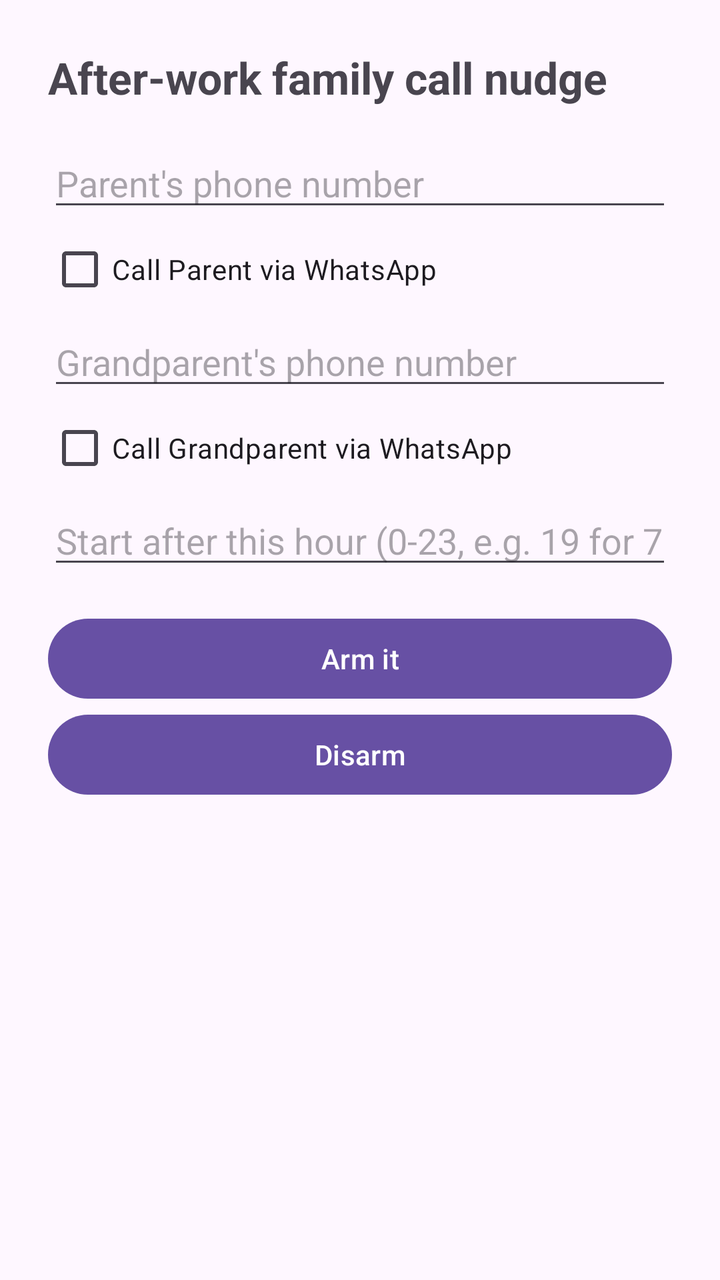
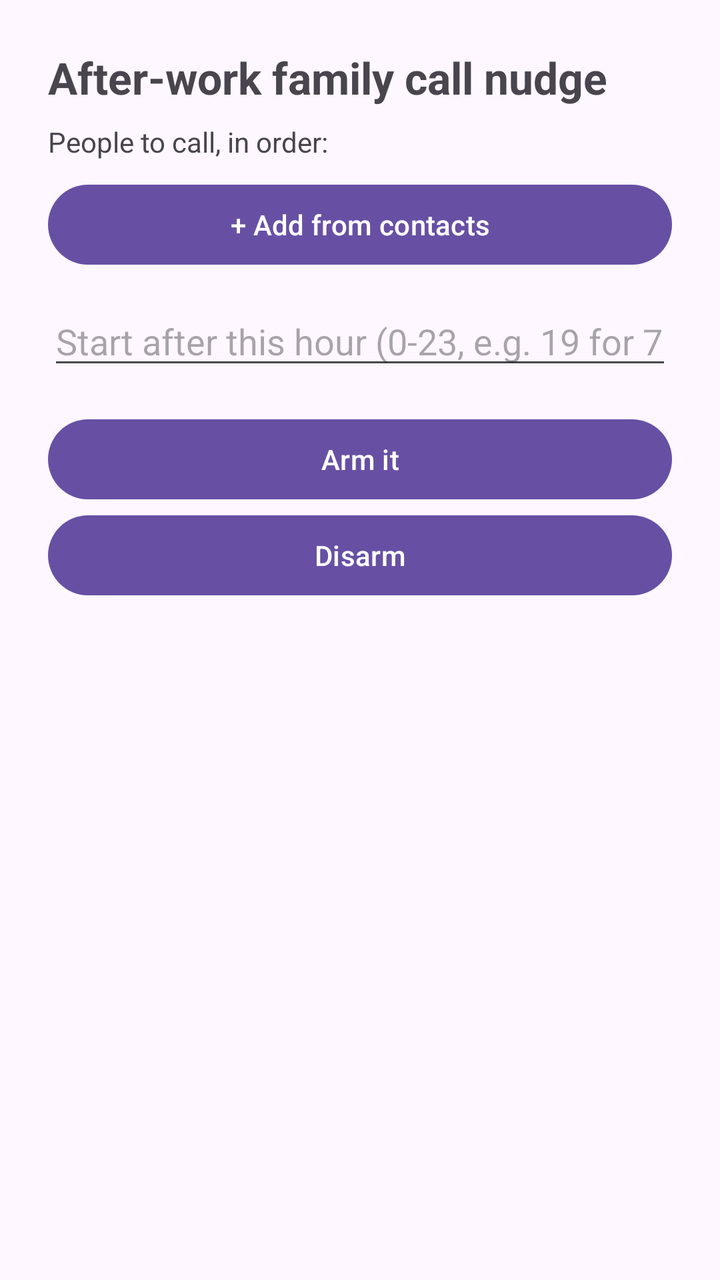

The first picture is an Android layout as it rendered before a commit; the second is the same layout after the commit. The layout source and the unified diff follow.
<!-- AndroidManifest.xml: application theme Theme.Material3.DayNight -->
<!-- res/layout/activity_main.xml -->
<?xml version="1.0" encoding="utf-8"?>
<LinearLayout xmlns:android="http://schemas.android.com/apk/res/android"
    android:layout_width="match_parent"
    android:layout_height="match_parent"
    android:orientation="vertical"
    android:padding="24dp">

    <TextView
        android:layout_width="wrap_content"
        android:layout_height="wrap_content"
        android:text="After-work family call nudge"
        android:textSize="22sp"
        android:textStyle="bold"
        android:paddingBottom="16dp" />

    <EditText
        android:id="@+id/parentNum"
        android:layout_width="match_parent"
        android:layout_height="wrap_content"
        android:hint="Parent's phone number"
        android:inputType="phone" />

    <CheckBox
        android:id="@+id/parentWA"
        android:layout_width="wrap_content"
        android:layout_height="wrap_content"
        android:text="Call Parent via WhatsApp" />

    <EditText
        android:id="@+id/grandNum"
        android:layout_width="match_parent"
        android:layout_height="wrap_content"
        android:hint="Grandparent's phone number"
        android:inputType="phone" />

    <CheckBox
        android:id="@+id/grandWA"
        android:layout_width="wrap_content"
        android:layout_height="wrap_content"
        android:text="Call Grandparent via WhatsApp" />

    <EditText
        android:id="@+id/hour"
        android:layout_width="match_parent"
        android:layout_height="wrap_content"
        android:hint="Start after this hour (0-23, e.g. 19 for 7pm)"
        android:inputType="number" />

    <Button
        android:id="@+id/arm"
        android:layout_width="match_parent"
        android:layout_height="wrap_content"
        android:layout_marginTop="16dp"
        android:text="Arm it" />

    <Button
        android:id="@+id/disarm"
        android:layout_width="match_parent"
        android:layout_height="wrap_content"
        android:text="Disarm" />

    <TextView
        android:id="@+id/status"
        android:layout_width="match_parent"
        android:layout_height="wrap_content"
        android:layout_marginTop="24dp"
        android:textSize="16sp" />
</LinearLayout>
<!-- resources referenced by this layout -->
<resources>

</resources>

<!-- the commit's change to res/layout/activity_main.xml (unified diff, before → after) -->
@@ -1,68 +1,67 @@
 <?xml version="1.0" encoding="utf-8"?>
-<LinearLayout xmlns:android="http://schemas.android.com/apk/res/android"
+<ScrollView xmlns:android="http://schemas.android.com/apk/res/android"
     android:layout_width="match_parent"
-    android:layout_height="match_parent"
-    android:orientation="vertical"
-    android:padding="24dp">
+    android:layout_height="match_parent">
 
-    <TextView
-        android:layout_width="wrap_content"
-        android:layout_height="wrap_content"
-        android:text="After-work family call nudge"
-        android:textSize="22sp"
-        android:textStyle="bold"
-        android:paddingBottom="16dp" />
-
-    <EditText
-        android:id="@+id/parentNum"
+    <LinearLayout
         android:layout_width="match_parent"
         android:layout_height="wrap_content"
-        android:hint="Parent's phone number"
-        android:inputType="phone" />
+        android:orientation="vertical"
+        android:padding="24dp">
 
-    <CheckBox
-        android:id="@+id/parentWA"
-        android:layout_width="wrap_content"
-        android:layout_height="wrap_content"
-        android:text="Call Parent via WhatsApp" />
+        <TextView
+            android:layout_width="wrap_content"
+            android:layout_height="wrap_content"
+            android:text="After-work family call nudge"
+            android:textSize="22sp"
+            android:textStyle="bold"
+            android:paddingBottom="8dp" />
 
-    <EditText
-        android:id="@+id/grandNum"
-        android:layout_width="match_parent"
-        android:layout_height="wrap_content"
-        android:hint="Grandparent's phone number"
-        android:inputType="phone" />
+        <TextView
+            android:layout_width="wrap_content"
+            android:layout_height="wrap_content"
+            android:text="People to call, in order:"
+            android:paddingBottom="8dp" />
 
-    <CheckBox
-        android:id="@+id/grandWA"
-        android:layout_width="wrap_content"
-        android:layout_height="wrap_content"
-        android:text="Call Grandparent via WhatsApp" />
+        
+        <LinearLayout
+            android:id="@+id/contactsContainer"
+            android:layout_width="match_parent"
+            android:layout_height="wrap_content"
+            android:orientation="vertical" />
 
-    <EditText
-        android:id="@+id/hour"
-        android:layout_width="match_parent"
-        android:layout_height="wrap_content"
-        android:hint="Start after this hour (0-23, e.g. 19 for 7pm)"
-        android:inputType="number" />
+        <Button
+            android:id="@+id/addContact"
+            android:layout_width="match_parent"
+            android:layout_height="wrap_content"
+            android:text="+ Add from contacts" />
 
-    <Button
-        android:id="@+id/arm"
-        android:layout_width="match_parent"
-        android:layout_height="wrap_content"
-        android:layout_marginTop="16dp"
-        android:text="Arm it" />
+        <EditText
+            android:id="@+id/hour"
+            android:layout_width="match_parent"
+            android:layout_height="wrap_content"
+            android:layout_marginTop="12dp"
+            android:hint="Start after this hour (0-23, e.g. 19 for 7pm)"
+            android:inputType="number" />
 
-    <Button
-        android:id="@+id/disarm"
-        android:layout_width="match_parent"
-        android:layout_height="wrap_content"
-        android:text="Disarm" />
+        <Button
+            android:id="@+id/arm"
+            android:layout_width="match_parent"
+            android:layout_height="wrap_content"
+            android:layout_marginTop="16dp"
+            android:text="Arm it" />
 
-    <TextView
-        android:id="@+id/status"
-        android:layout_width="match_parent"
-        android:layout_height="wrap_content"
-        android:layout_marginTop="24dp"
-        android:textSize="16sp" />
-</LinearLayout>
+        <Button
+            android:id="@+id/disarm"
+            android:layout_width="match_parent"
+            android:layout_height="wrap_content"
+            android:text="Disarm" />
+
+        <TextView
+            android:id="@+id/status"
+            android:layout_width="match_parent"
+            android:layout_height="wrap_content"
+            android:layout_marginTop="24dp"
+            android:textSize="16sp" />
+    </LinearLayout>
+</ScrollView>
